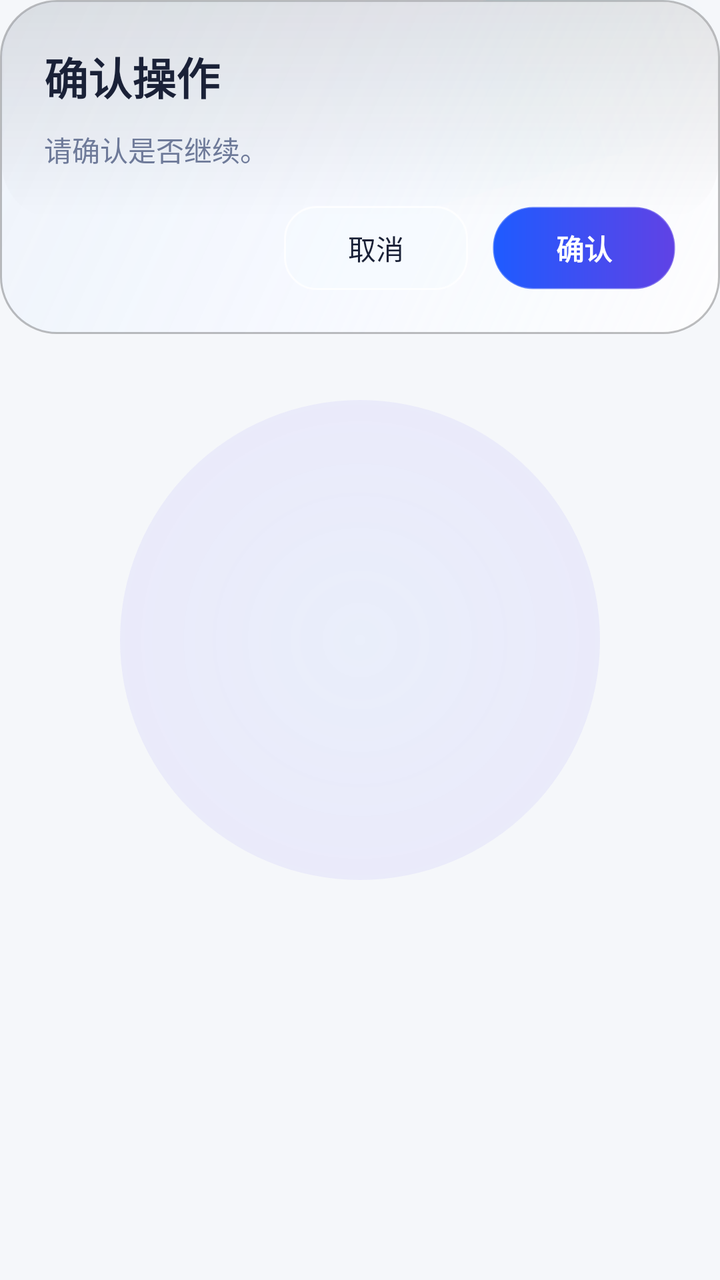
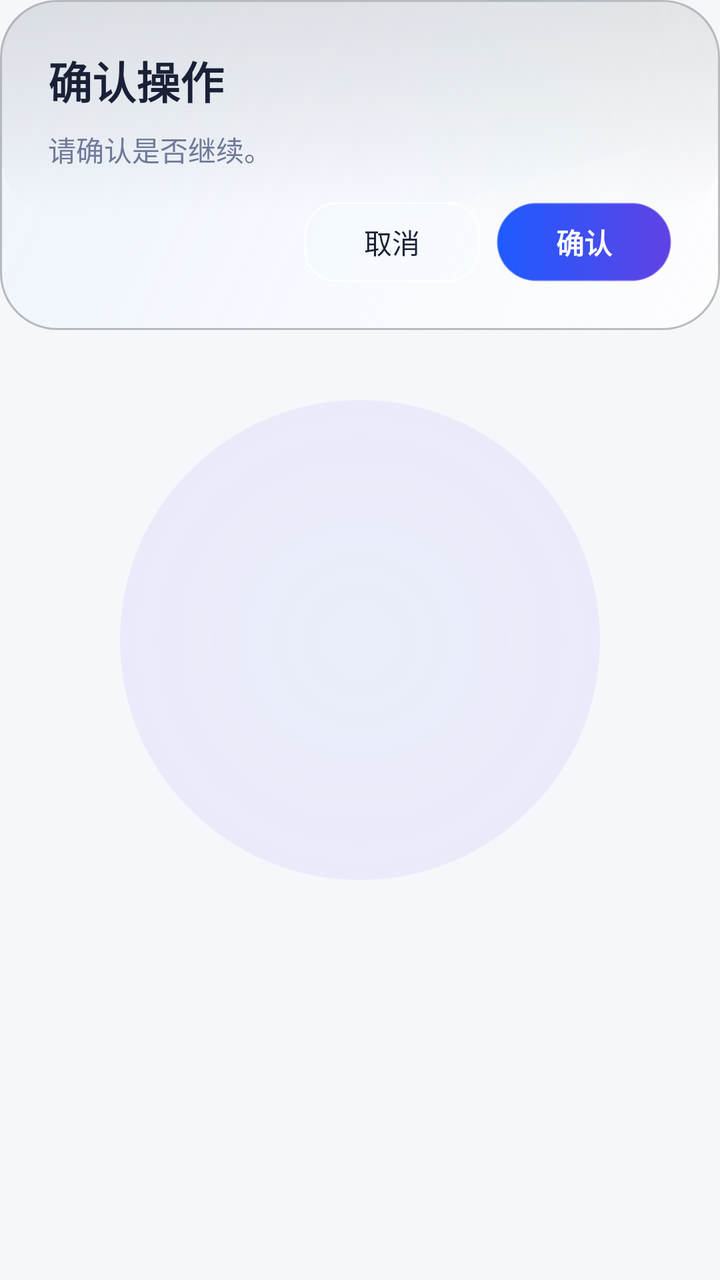

Two renders of the same Android screen: before a commit and after it. Below are the layout's source before the change and the commit's diff.
<!-- AndroidManifest.xml: application theme Theme.Koukou -->
<!-- res/layout/dialog_settings_confirm.xml -->
<?xml version="1.0" encoding="utf-8"?>
<FrameLayout xmlns:android="http://schemas.android.com/apk/res/android"
    android:layout_width="match_parent"
    android:layout_height="wrap_content"
    android:layout_marginHorizontal="20dp">

    <View
        android:id="@+id/dialog_halo"
        android:layout_width="240dp"
        android:layout_height="240dp"
        android:layout_gravity="center"
        android:alpha="0.3"
        android:background="@drawable/bg_butterfly_halo" />

    <View
        android:id="@+id/dialog_sheen"
        android:layout_width="220dp"
        android:layout_height="92dp"
        android:layout_gravity="top|end"
        android:alpha="0.18"
        android:background="@drawable/bg_butterfly_sheen"
        android:rotation="-16" />

    <LinearLayout
        android:layout_width="match_parent"
        android:layout_height="wrap_content"
        android:background="@drawable/bg_butterfly_glass_card"
        android:orientation="vertical"
        android:padding="22dp">

        <TextView
            android:id="@+id/tv_dialog_title"
            android:layout_width="wrap_content"
            android:layout_height="wrap_content"
            android:text="确认操作"
            android:textColor="@color/butterfly_text_primary"
            android:textSize="22sp"
            android:textStyle="bold" />

        <TextView
            android:id="@+id/tv_dialog_message"
            android:layout_width="match_parent"
            android:layout_height="wrap_content"
            android:layout_marginTop="10dp"
            android:text="请确认是否继续。"
            android:textColor="@color/butterfly_text_secondary"
            android:textSize="14sp" />

        <LinearLayout
            android:layout_width="match_parent"
            android:layout_height="wrap_content"
            android:layout_marginTop="18dp"
            android:gravity="end"
            android:orientation="horizontal">

            <TextView
                android:id="@+id/btn_cancel"
                android:layout_width="wrap_content"
                android:layout_height="42dp"
                android:background="@drawable/bg_profile_btn_outline"
                android:gravity="center"
                android:minWidth="92dp"
                android:paddingHorizontal="18dp"
                android:text="取消"
                android:textColor="@color/butterfly_text_primary"
                android:textSize="14sp" />

            <TextView
                android:id="@+id/btn_confirm"
                android:layout_width="wrap_content"
                android:layout_height="42dp"
                android:layout_marginStart="12dp"
                android:background="@drawable/bg_button_gradient_20"
                android:gravity="center"
                android:minWidth="92dp"
                android:paddingHorizontal="18dp"
                android:text="确认"
                android:textColor="@color/butterfly_pearl"
                android:textSize="14sp"
                android:textStyle="bold" />
        </LinearLayout>
    </LinearLayout>

</FrameLayout>
<!-- resources referenced by this layout -->
<resources>
  <color name="butterfly_pearl">#FFFFFF</color>
  <color name="butterfly_text_primary">#1A2137</color>
  <color name="butterfly_text_secondary">#6E7A99</color>
  <!-- drawable bg_butterfly_halo (drawable) -->
  <?xml version="1.0" encoding="utf-8"?>
  <shape xmlns:android="http://schemas.android.com/apk/res/android"
      android:shape="oval">
      <gradient
          android:centerColor="#4C805CFF"
          android:endColor="#00081218"
          android:gradientRadius="320dp"
          android:startColor="#2E1E5BFF"
          android:type="radial" />
  </shape>
  <!-- drawable bg_butterfly_sheen (drawable) -->
  <?xml version="1.0" encoding="utf-8"?>
  <shape xmlns:android="http://schemas.android.com/apk/res/android"
      android:shape="rectangle">
      <gradient
          android:angle="0"
          android:centerColor="#4E00E6FF"
          android:endColor="#083EDBFF"
          android:startColor="#0C9D7BFF"
          android:type="linear" />
      <corners android:radius="160dp" />
  </shape>
  <!-- drawable bg_profile_btn_outline (drawable) -->
  <?xml version="1.0" encoding="utf-8"?>
  <shape xmlns:android="http://schemas.android.com/apk/res/android"
      android:shape="rectangle">
      <solid android:color="#82F6FBFF" />
      <stroke
          android:width="1dp"
          android:color="#CCFFFFFF" />
      <corners android:radius="16dp" />
  </shape>
  <style name="Theme.Koukou" parent="Base.Theme.Koukou" />
  <color name="butterfly_primary">#1E5BFF</color>
  <color name="butterfly_purple">#6042E5</color>
  <color name="md_theme_primary">#00D4FF</color>
  <color name="md_theme_onPrimary">#FFFFFF</color>
  <color name="md_theme_primaryContainer">#EAF4FB</color>
  <color name="md_theme_secondary">#7B2FFF</color>
  <color name="md_theme_onSecondary">#FFFFFF</color>
  <color name="md_theme_background">#F5F7FA</color>
  <color name="md_theme_surface">#FFFFFF</color>
  <color name="md_theme_onBackground">#1A2137</color>
  <color name="md_theme_onSurface">#1A2137</color>
  <style name="Widget.Koukou.Toolbar" parent="Widget.Material3.Toolbar">
          <item name="android:layout_height">@dimen/app_bar_height</item>
          <item name="titleTextColor">@color/butterfly_text_primary</item>
          <item name="subtitleTextColor">@color/butterfly_text_secondary</item>
          <item name="android:background">@android:color/transparent</item>
      </style>
  <style name="Widget.Koukou.Card" parent="Widget.Material3.CardView.Elevated">
          <item name="cardCornerRadius">@dimen/card_radius</item>
          <item name="cardElevation">@dimen/card_elevation</item>
          <item name="strokeColor">@color/card_border</item>
          <item name="strokeWidth">1dp</item>
          <item name="cardBackgroundColor">@color/card_background</item>
      </style>
  <style name="Widget.Koukou.Button" parent="Widget.Material3.Button">
          <item name="cornerRadius">24dp</item>
          <item name="android:minHeight">@dimen/button_primary_height</item>
          <item name="android:textAllCaps">false</item>
      </style>
  <style name="Widget.Koukou.TextInputLayout" parent="Widget.Material3.TextInputLayout.FilledBox">
          <item name="boxCornerRadiusTopStart">@dimen/input_corner_radius</item>
          <item name="boxCornerRadiusTopEnd">@dimen/input_corner_radius</item>
          <item name="boxCornerRadiusBottomStart">@dimen/input_corner_radius</item>
          <item name="boxCornerRadiusBottomEnd">@dimen/input_corner_radius</item>
          <item name="boxStrokeWidthFocused">2dp</item>
      </style>
  <dimen name="app_bar_height">56dp</dimen>
  <dimen name="card_radius">16dp</dimen>
  <dimen name="card_elevation">4dp</dimen>
  <color name="card_border">#D4DCE8</color>
  <color name="card_background">#FFFFFF</color>
  <dimen name="button_primary_height">48dp</dimen>
  <dimen name="input_corner_radius">12dp</dimen>
  <!-- unchanged entries left out for length: 3 -->
</resources>

<!-- the commit's change to res/layout/dialog_settings_confirm.xml (unified diff, before → after) -->
@@ -2,7 +2,7 @@
 <FrameLayout xmlns:android="http://schemas.android.com/apk/res/android"
     android:layout_width="match_parent"
     android:layout_height="wrap_content"
-    android:layout_marginHorizontal="20dp">
+    android:layout_marginHorizontal="@dimen/space_md">
 
     <View
         android:id="@+id/dialog_halo"
@@ -26,7 +26,7 @@
         android:layout_height="wrap_content"
         android:background="@drawable/bg_butterfly_glass_card"
         android:orientation="vertical"
-        android:padding="22dp">
+        android:padding="@dimen/dialog_padding">
 
         <TextView
             android:id="@+id/tv_dialog_title"
@@ -41,7 +41,7 @@
             android:id="@+id/tv_dialog_message"
             android:layout_width="match_parent"
             android:layout_height="wrap_content"
-            android:layout_marginTop="10dp"
+            android:layout_marginTop="@dimen/space_sm"
             android:text="请确认是否继续。"
             android:textColor="@color/butterfly_text_secondary"
             android:textSize="14sp" />
@@ -49,18 +49,18 @@
         <LinearLayout
             android:layout_width="match_parent"
             android:layout_height="wrap_content"
-            android:layout_marginTop="18dp"
+            android:layout_marginTop="@dimen/space_md"
             android:gravity="end"
             android:orientation="horizontal">
 
             <TextView
                 android:id="@+id/btn_cancel"
                 android:layout_width="wrap_content"
-                android:layout_height="42dp"
+                android:layout_height="@dimen/button_secondary_height"
                 android:background="@drawable/bg_profile_btn_outline"
                 android:gravity="center"
-                android:minWidth="92dp"
-                android:paddingHorizontal="18dp"
+                android:minWidth="88dp"
+                android:paddingHorizontal="@dimen/space_md"
                 android:text="取消"
                 android:textColor="@color/butterfly_text_primary"
                 android:textSize="14sp" />
@@ -68,12 +68,12 @@
             <TextView
                 android:id="@+id/btn_confirm"
                 android:layout_width="wrap_content"
-                android:layout_height="42dp"
-                android:layout_marginStart="12dp"
+                android:layout_height="@dimen/button_secondary_height"
+                android:layout_marginStart="@dimen/space_sm"
                 android:background="@drawable/bg_button_gradient_20"
                 android:gravity="center"
-                android:minWidth="92dp"
-                android:paddingHorizontal="18dp"
+                android:minWidth="88dp"
+                android:paddingHorizontal="@dimen/space_md"
                 android:text="确认"
                 android:textColor="@color/butterfly_pearl"
                 android:textSize="14sp"
<!-- resource entries referenced after the edit -->
@@ -3,6 +3,10 @@
   <color name="butterfly_pearl">#FFFFFF</color>
   <color name="butterfly_text_primary">#1A2137</color>
   <color name="butterfly_text_secondary">#6E7A99</color>
+  <dimen name="button_secondary_height">40dp</dimen>
+  <dimen name="dialog_padding">24dp</dimen>
+  <dimen name="space_md">16dp</dimen>
+  <dimen name="space_sm">8dp</dimen>
   <!-- drawable bg_butterfly_halo (drawable) -->
   <?xml version="1.0" encoding="utf-8"?>
   <shape xmlns:android="http://schemas.android.com/apk/res/android"
